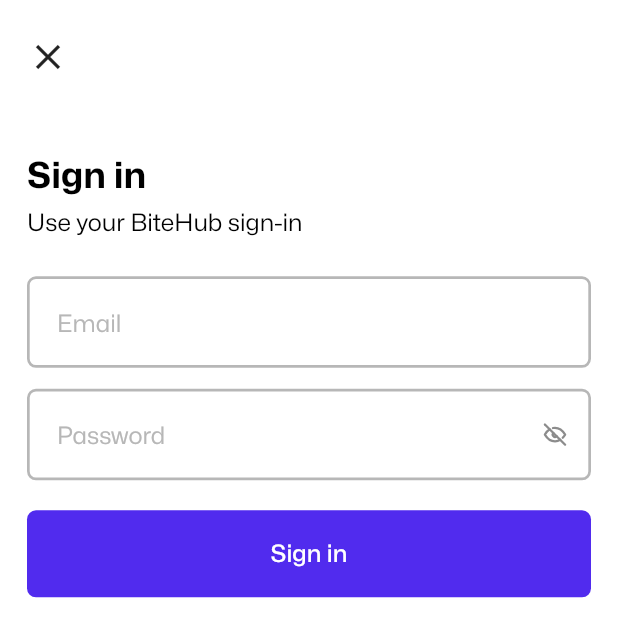
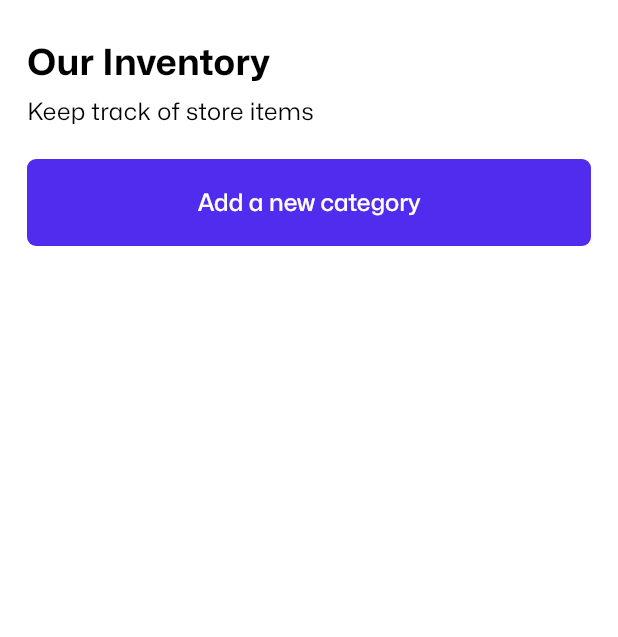
Before and after one commit to devwraithe/parallel_37, a Flutter app: the screen it shows after launch, on a phone screen of 412 x 824 dp. Shown: the top 637 px of the screen. Run offline on Flutter 3.47's test engine with Material 2 defaults, Android fonts, the phone set to English and light mode, and no system bars; our stand-ins replace another_flushbar, cached_network_image, cloud_firestore, dartz, equatable, firebase_auth and 10 more; accounts and stored records are empty.

Commit message:
feat: create categories

```diff
--- a/lib/app/app.dart
+++ b/lib/app/app.dart
@@ -1,10 +1,10 @@
 import 'package:flutter/material.dart';
 import 'package:flutter_bloc/flutter_bloc.dart';
+import 'package:parallel_37/app/features/inventory/presentation/screens/inventory_screen.dart';
 
 import 'core/routes/route_pages.dart';
 import 'core/theme/app_theme.dart';
 import 'core/utilities/helpers/bloc_providers.dart';
-import 'features/authentication/presentation/screens/login_screen.dart';
 
 class BiteHub extends StatelessWidget {
   const BiteHub({super.key});
@@ -18,7 +18,7 @@
         debugShowCheckedModeBanner: false,
         theme: AppTheme.lightTheme,
         themeMode: ThemeMode.light,
-        home: const LoginScreen(),
+        home: const InventoryScreen(),
         routes: appRoutes,
       ),
     );
--- a/lib/app/core/theme/app_theme.dart
+++ b/lib/app/core/theme/app_theme.dart
@@ -9,6 +9,7 @@
 class AppTheme {
   static final lightTheme = ThemeData(
     fontFamily: Constants.fontFamily,
+    useMaterial3: true,
     colorScheme: AppColorScheme.lightColorScheme,
     scaffoldBackgroundColor: AppColorScheme.lightColorScheme.background,
     textTheme: AppTextTheme.textTheme,
--- a/lib/app/core/utilities/helpers/bloc_providers.dart
+++ b/lib/app/core/utilities/helpers/bloc_providers.dart
@@ -1,4 +1,5 @@
 import 'package:flutter_bloc/flutter_bloc.dart';
+import 'package:parallel_37/app/features/inventory/presentation/cubits/add_category_cubit/add_category_cubit.dart';
 
 import '../../../features/authentication/presentation/cubits/auth_notifiers/login_cubit/login_cubit.dart';
 import '../../../features/authentication/presentation/cubits/auth_notifiers/verify_auth_cubit/verify_auth_cubit.dart';
@@ -7,6 +8,7 @@
 blocProviders() {
   return [
     BlocProvider(create: (_) => sl<LoginCubit>()),
-    BlocProvider(create: (_) => sl<VerifyAuthCubit>())
+    BlocProvider(create: (_) => sl<VerifyAuthCubit>()),
+    BlocProvider(create: (_) => sl<AddCategoryCubit>())
   ];
 }
--- a/lib/app/core/utilities/helpers/validator_helpers.dart
+++ b/lib/app/core/utilities/helpers/validator_helpers.dart
@@ -24,7 +24,7 @@
     return null;
   }
 
-  static String? def(String? value) {
+  static String? others(String? value) {
     if (value == null || value.isEmpty) {
       return 'This is required';
     }
--- a/lib/app/core/utilities/services/di_service.dart
+++ b/lib/app/core/utilities/services/di_service.dart
@@ -1,4 +1,5 @@
 import 'package:get_it/get_it.dart';
+import 'package:parallel_37/app/core/utilities/injectors/inventory_injector.dart';
 
 import '../injectors/auth_injector.dart';
 
@@ -17,6 +18,10 @@
   loginInjector();
   verifyAuthInjector();
 
+  // Inventory injectors
+  addCategoryInjector();
+
   // base injectors
   authInjector();
+  inventoryInjector();
 }
--- /dev/null
+++ b/lib/app/features/inventory/data/inventory_repository_impl.dart
@@ -0,0 +1,25 @@
+import 'package:cloud_firestore/cloud_firestore.dart';
+import 'package:dartz/dartz.dart';
+import 'package:parallel_37/app/core/utilities/errors/failure.dart';
+
+import '../../../core/utilities/constants.dart';
+import '../../../core/utilities/errors/exceptions.dart';
+import '../domain/inventory_repository.dart';
+
+class InventoryRepositoryImpl implements InventoryRepository {
+  @override
+  Future<Either<Failure, void>> addCategory(String category) async {
+    try {
+      final categories = Constants.firestore.collection("categories");
+      await categories.add({
+        'category': category,
+      });
+      return const Right(null);
+    } catch (e) {
+      if (e is FirebaseException) {
+        return Left(Failure(e.message ?? Constants.unknownError));
+      }
+      throw ServerException(Constants.unknownError);
+    }
+  }
+}
--- /dev/null
+++ b/lib/app/features/inventory/domain/inventory_repository.dart
@@ -0,0 +1,7 @@
+import 'package:dartz/dartz.dart';
+
+import '../../../core/utilities/errors/failure.dart';
+
+abstract class InventoryRepository {
+  Future<Either<Failure, void>> addCategory(String category);
+}
--- /dev/null
+++ b/lib/app/features/inventory/domain/usecases/add_category_usecase.dart
@@ -0,0 +1,17 @@
+import 'package:dartz/dartz.dart';
+import 'package:parallel_37/app/features/inventory/domain/inventory_repository.dart';
+
+import '../../../../core/utilities/errors/failure.dart';
+
+class AddCategoryUsecase {
+  final InventoryRepository _repository;
+  AddCategoryUsecase(this._repository);
+
+  Future<Either<Failure, void>> call(String category) async {
+    final response = await _repository.addCategory(category);
+    return response.fold(
+      (f) => Left(f),
+      (r) => Right(r),
+    );
+  }
+}
--- /dev/null
+++ b/lib/app/features/inventory/presentation/cubits/add_category_cubit/add_category_cubit.dart
@@ -0,0 +1,28 @@
+import 'package:flutter_bloc/flutter_bloc.dart';
+
+import '../../../domain/usecases/add_category_usecase.dart';
+import 'add_category_state.dart';
+
+class AddCategoryCubit extends Cubit<AddCategoryState> {
+  final AddCategoryUsecase _usecase;
+
+  AddCategoryCubit(this._usecase) : super(AddCategoryInitial());
+
+  Future<void> addCategory(String category) async {
+    emit(AddCategoryLoading());
+
+    try {
+      final result = await _usecase.call(category);
+      emit(
+        result.fold(
+          (failure) => AddCategoryError(failure.message),
+          (n) => AddCategorySuccess(),
+        ),
+      );
+    } catch (e) {
+      emit(
+        AddCategoryError(e.toString()),
+      );
+    }
+  }
+}
--- /dev/null
+++ b/lib/app/features/inventory/presentation/cubits/add_category_cubit/add_category_state.dart
@@ -0,0 +1,21 @@
+import 'package:equatable/equatable.dart';
+
+abstract class AddCategoryState extends Equatable {
+  const AddCategoryState();
+  @override
+  List<Object> get props => [];
+}
+
+class AddCategoryInitial extends AddCategoryState {}
+
+class AddCategoryLoading extends AddCategoryState {}
+
+class AddCategorySuccess extends AddCategoryState {}
+
+class AddCategoryError extends AddCategoryState {
+  final String message;
+  const AddCategoryError(this.message);
+
+  @override
+  List<Object> get props => [message];
+}
--- /dev/null
+++ b/lib/app/features/inventory/presentation/screens/inventory_screen.dart
@@ -0,0 +1,114 @@
+import 'package:flutter/material.dart';
+import 'package:flutter_bloc/flutter_bloc.dart';
+import 'package:parallel_37/app/core/utilities/helpers/ui_helpers.dart';
+import 'package:parallel_37/app/features/inventory/presentation/cubits/add_category_cubit/add_category_cubit.dart';
+import 'package:parallel_37/app/features/inventory/presentation/cubits/add_category_cubit/add_category_state.dart';
+
+import '../../../../core/theme/text_theme.dart';
+import '../../../../core/utilities/constants.dart';
+import '../../../../core/utilities/helpers/validator_helpers.dart';
+
+class InventoryScreen extends StatefulWidget {
+  const InventoryScreen({super.key});
+
+  @override
+  State<InventoryScreen> createState() => _InventoryScreenState();
+}
+
+class _InventoryScreenState extends State<InventoryScreen> {
+  @override
+  Widget build(BuildContext context) {
+    const textTheme = AppTextTheme.textTheme;
+
+    return Scaffold(
+      body: SafeArea(
+        child: SingleChildScrollView(
+          padding: Constants.padding,
+          child: Column(
+            crossAxisAlignment: CrossAxisAlignment.start,
+            children: [
+              Text(
+                "Our Inventory",
+                style: textTheme.headlineMedium,
+              ),
+              const SizedBox(height: 5),
+              Text(
+                "Keep track of store items",
+                style: textTheme.bodyLarge,
+              ),
+              const SizedBox(height: 20),
+              FilledButton(
+                onPressed: () => _addCategorySheet(),
+                child: const Text("Add a new category"),
+              ),
+            ],
+          ),
+        ),
+      ),
+    );
+  }
+
+  _addCategorySheet() {
+    final key = GlobalKey<FormState>(debugLabel: "add-category");
+    const textTheme = AppTextTheme.textTheme;
+
+    String? category;
+
+    void addCategory() async {
+      final formState = key.currentState!;
+
+      if (formState.validate()) {
+        formState.save();
+        BlocProvider.of<AddCategoryCubit>(context).addCategory(category!);
+      }
+    }
+
+    showModalBottomSheet(
+      isScrollControlled: true,
+      showDragHandle: false,
+      context: context,
+      builder: (context) {
+        return SingleChildScrollView(
+          padding: Constants.padding,
+          child: Form(
+            key: key,
+            child: Column(
+              crossAxisAlignment: CrossAxisAlignment.start,
+              children: [
+                Text(
+                  "Add new category",
+                  style: textTheme.headlineMedium,
+                ),
+                const SizedBox(height: 20),
+                TextFormField(
+                  keyboardType: TextInputType.text,
+                  decoration: InputDecoration(
+                    hintText: "Cold Coffees",
+                    prefix: Constants.prefixSpace,
+                  ),
+                  onSaved: (v) => category = v!,
+                  autovalidateMode: Constants.validateMode,
+                  validator: (v) => ValidatorHelper.others(v),
+                  style: textTheme.bodyLarge,
+                ),
+                const SizedBox(height: 20),
+                FilledButton(
+                  onPressed: () => addCategory(),
+                  child: BlocBuilder<AddCategoryCubit, AddCategoryState>(
+                    builder: (context, state) {
+                      if (state is AddCategoryLoading) {
+                        return UiHelpers.loader();
+                      } else {
+                        return const Text("Add");
+                      }
+                    },
+                  ),
+                ),
+              ],
+            ),
+          ),
+        );
+      },
+    );
+  }
+}
--- a/lib/src/core/exception.dart
+++ b/lib/src/core/exception.dart
@@ -1 +1 @@
-class ServerException implements Exception {}
+// class ServerException implements Exception {}
--- a/lib/src/data/repositories/store_repository_impl.dart
+++ b/lib/src/data/repositories/store_repository_impl.dart
@@ -1,11 +1,12 @@
 import 'dart:io';
 
 import 'package:dartz/dartz.dart';
-import 'package:parallel_37/src/core/exception.dart';
 import 'package:parallel_37/src/core/failure.dart';
 import 'package:parallel_37/src/data/data_sources/local_data_source.dart';
 import 'package:parallel_37/src/domain/entities/store.dart';
 import 'package:parallel_37/src/domain/respositories/store_repository.dart';
+
+import '../../../app/core/utilities/errors/exceptions.dart';
 
 class StoreRepositoryImpl implements StoreRepository {
   final LocalDataSource localDataSource;
```
Also changed, not shown: lib/app/core/utilities/injectors/inventory_injector.dart (added, +16 -0 lines), 4 other files.
